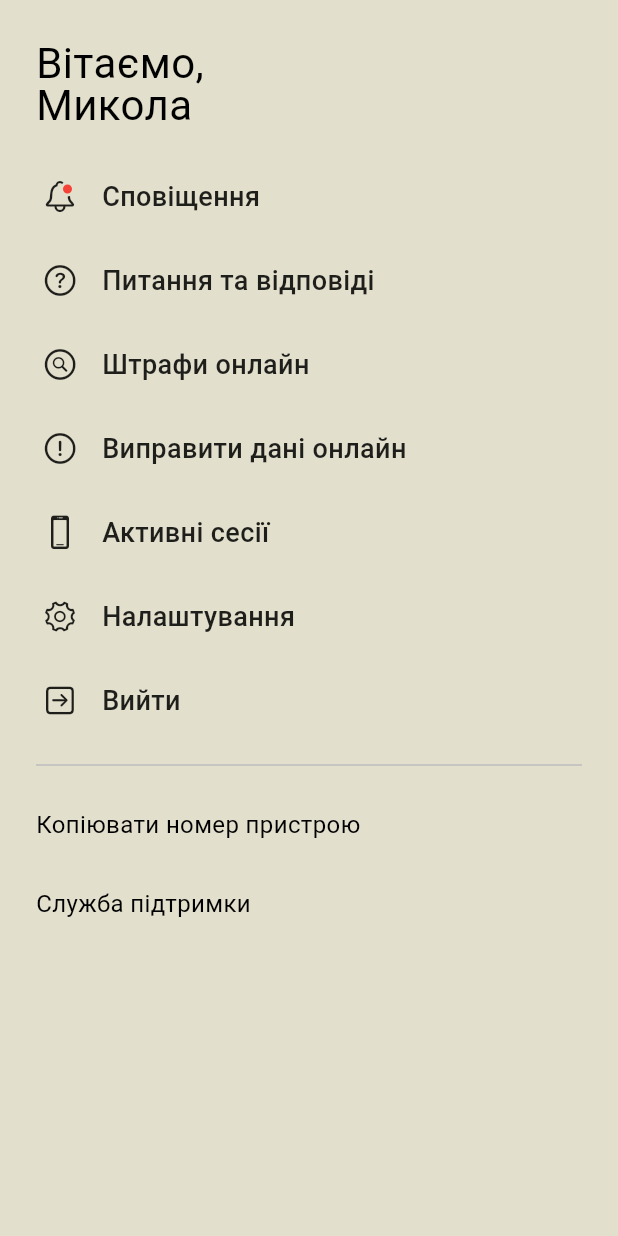
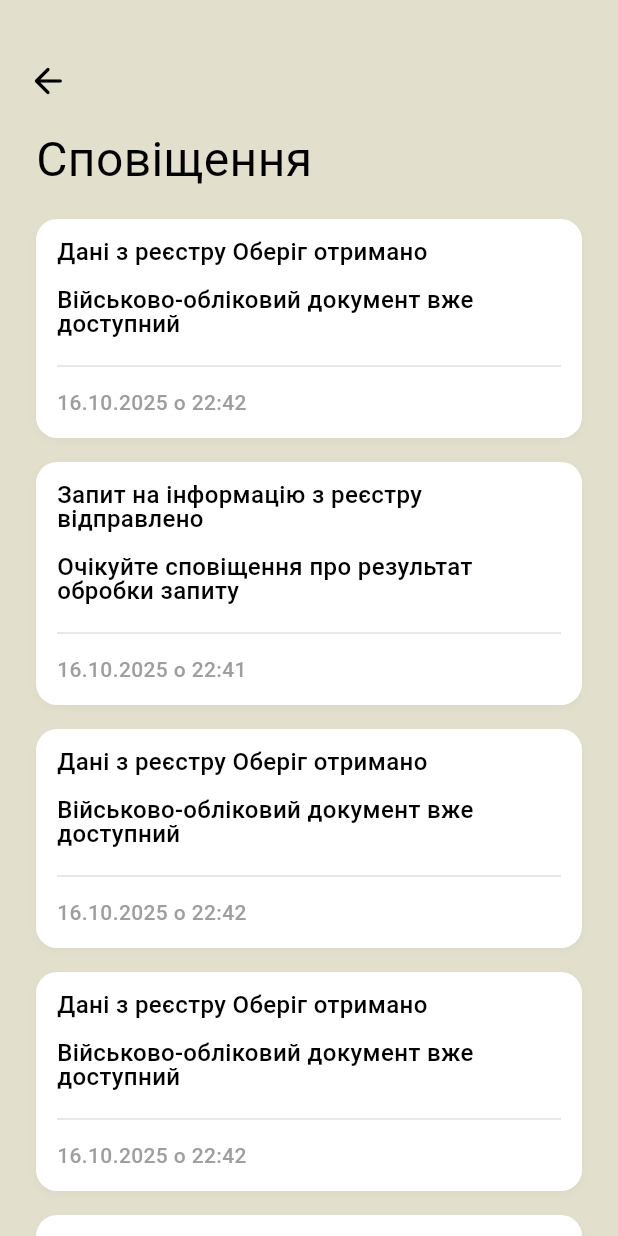
Before and after one commit to PrudkoVitaly/reserv_plus_bloc, a Flutter app: the MenuScreenView screen opened directly, after a tap on "Сповіщення", on a phone screen of 412 x 824 dp. Run offline on Flutter 3.47's test engine with Material 3 defaults, Android fonts, the light colour scheme and no system bars; our stand-ins replace camera, device_info_plus, equatable, flutter_bloc, loading_animation_widget, local_auth and 5 more; missing offline and left inert: mobile_scanner; accounts and stored records are empty.

Commit message:
Add notification screen with loading states for vacancy tabs

```diff
--- a/lib/features/main/presentation/pages/menu_screen.dart
+++ b/lib/features/main/presentation/pages/menu_screen.dart
@@ -1,6 +1,7 @@
 import 'package:flutter/material.dart';
 import 'package:flutter/cupertino.dart';
 import 'package:flutter_bloc/flutter_bloc.dart';
+import 'package:reserv_plus/features/notifications/presentation/pages/notification_page.dart';
 import 'package:reserv_plus/features/shared/services/user_data_service.dart';
 import 'package:reserv_plus/features/support/presentation/bloc/support_bloc.dart';
 import 'package:reserv_plus/features/support/presentation/bloc/support_event.dart';
@@ -165,7 +166,12 @@ class _MenuScreenViewState extends State<MenuScreenView>
         icon: CupertinoIcons.bell,
         title: 'Сповіщення',
         hasNotification: true,
-        onTap: () {},
+        onTap: () {
+          NavigationUtils.pushWithHorizontalAnimation(
+            context: context,
+            page: const NotificationPage(),
+          );
+        },
       ),
       MenuItem(
         icon: CupertinoIcons.question_circle,
--- /dev/null
+++ b/lib/features/notifications/data/notification_data.dart
@@ -0,0 +1,45 @@
+import 'package:reserv_plus/features/notifications/domain/entities/notification.dart';
+
+class NotificationData {
+  static List<NotificationEntity> getAllNotifications() {
+    return [
+      NotificationEntity(
+        id: '1',
+        title: 'Дані з реєстру Оберіг отримано',
+        subtitle: 'Військово-обліковий документ вже доступний',
+        timestamp: DateTime(2025, 10, 16, 22, 42),
+      ),
+      NotificationEntity(
+        id: '2',
+        title: 'Запит на інформацію з реєстру відправлено',
+        subtitle: 'Очікуйте сповіщення про результат обробки запиту',
+        timestamp: DateTime(2025, 10, 16, 22, 41),
+      ),
+      NotificationEntity(
+        id: '1',
+        title: 'Дані з реєстру Оберіг отримано',
+        subtitle: 'Військово-обліковий документ вже доступний',
+        timestamp: DateTime(2025, 10, 16, 22, 42),
+      ),
+      NotificationEntity(
+        id: '1',
+        title: 'Дані з реєстру Оберіг отримано',
+        subtitle: 'Військово-обліковий документ вже доступний',
+        timestamp: DateTime(2025, 10, 16, 22, 42),
+      ),
+      NotificationEntity(
+        id: '1',
+        title: 'Дані з реєстру Оберіг отримано',
+        subtitle: 'Військово-обліковий документ вже доступний',
+        timestamp: DateTime(2025, 10, 16, 22, 42),
+      ),
+      NotificationEntity(
+        id: '1',
+        title: 'Дані з реєстру Оберіг отримано',
+        subtitle: 'Військово-обліковий документ вже доступний',
+        timestamp: DateTime(2025, 10, 16, 22, 42),
+      ),
+      // ... остальные уведомления
+    ];
+  }
+}
--- /dev/null
+++ b/lib/features/notifications/domain/entities/notification.dart
@@ -0,0 +1,15 @@
+class NotificationEntity {
+  final String id;
+  final String title;
+  final String subtitle;
+  final DateTime timestamp;
+  final bool isRead;
+
+  const NotificationEntity({
+    required this.id,
+    required this.title,
+    required this.subtitle,
+    required this.timestamp,
+    this.isRead = false,
+  });
+}
--- /dev/null
+++ b/lib/features/notifications/presentation/pages/notification_page.dart
@@ -0,0 +1,64 @@
+import 'package:flutter/material.dart';
+import 'package:reserv_plus/features/notifications/data/notification_data.dart';
+import 'package:reserv_plus/features/notifications/presentation/widgets/notification_card.dart';
+
+class NotificationPage extends StatelessWidget {
+  const NotificationPage({super.key});
+
+  @override
+  Widget build(BuildContext context) {
+    final notifications = NotificationData.getAllNotifications();
+
+    return Scaffold(
+      backgroundColor: const Color.fromRGBO(226, 223, 204, 1),
+      body: Padding(
+        padding: const EdgeInsets.only(left: 8, right: 8, top: 0, bottom: 0),
+        child: Column(
+          crossAxisAlignment: CrossAxisAlignment.start,
+          children: [
+            const SizedBox(height: 30),
+            IconButton(
+              onPressed: () => Navigator.pop(context),
+              icon: const Icon(
+                Icons.arrow_back_rounded,
+                color: Colors.black,
+                size: 28,
+              ),
+            ),
+            const SizedBox(height: 12),
+            const Padding(
+              padding: EdgeInsets.only(left: 16),
+              child: Text(
+                'Сповіщення',
+                style: TextStyle(
+                  fontSize: 32,
+                  fontWeight: FontWeight.w400,
+                  color: Colors.black,
+                  height: 1,
+                ),
+              ),
+            ),
+            Expanded(
+              child: ListView.builder(
+                padding: EdgeInsets.zero,
+                shrinkWrap: true,
+                itemCount: notifications.length,
+                itemBuilder: (context, index) {
+                  return Padding(
+                    padding: EdgeInsets.only(
+                      top: index == 0 ? 16 : 0,
+                      bottom: 0,
+                    ),
+                    child: NotificationCard(
+                      notification: notifications[index],
+                    ),
+                  );
+                },
+              ),
+            ),
+          ],
+        ),
+      ),
+    );
+  }
+}
--- /dev/null
+++ b/lib/features/notifications/presentation/widgets/notification_card.dart
@@ -0,0 +1,72 @@
+import 'package:flutter/material.dart';
+import 'package:reserv_plus/features/notifications/domain/entities/notification.dart';
+
+class NotificationCard extends StatelessWidget {
+  final NotificationEntity notification;
+
+  const NotificationCard({
+    super.key,
+    required this.notification,
+  });
+
+  @override
+  Widget build(BuildContext context) {
+    return Container(
+      margin: const EdgeInsets.symmetric(vertical: 8, horizontal: 16),
+      padding: const EdgeInsets.all(14),
+      decoration: BoxDecoration(
+        color: Colors.white,
+        borderRadius: BorderRadius.circular(14),
+        boxShadow: [
+          BoxShadow(
+            color: Colors.grey.withOpacity(0.1),
+            blurRadius: 4,
+            offset: const Offset(0, 2),
+          ),
+        ],
+      ),
+      child: Column(
+        crossAxisAlignment: CrossAxisAlignment.start,
+        children: [
+          Text(
+            notification.title,
+            style: const TextStyle(
+              fontSize: 16,
+              fontWeight: FontWeight.w500,
+              color: Colors.black,
+              height: 1,
+            ),
+          ),
+          const SizedBox(height: 16),
+          Text(
+            notification.subtitle,
+            style: const TextStyle(
+              fontSize: 16,
+              fontWeight: FontWeight.w500,
+              height: 1,
+              color: Colors.black,
+            ),
+          ),
+          const SizedBox(height: 12),
+          Divider(
+            thickness: 1,
+            color: Colors.grey[300],
+          ),
+          const SizedBox(height: 6),
+          Text(
+            _formatTimestamp(notification.timestamp),
+            style: TextStyle(
+              fontSize: 14,
+              fontWeight: FontWeight.w500,
+              color: Colors.grey[500],
+            ),
+          ),
+        ],
+      ),
+    );
+  }
+
+  String _formatTimestamp(DateTime timestamp) {
+    return '${timestamp.day}.${timestamp.month}.${timestamp.year} о ${timestamp.hour}:${timestamp.minute.toString().padLeft(2, '0')}';
+  }
+}
```
Also changed, not shown: lib/features/vacancies/presentation/pages/vacancy_categories_page.dart (+59 -7 lines), lib/features/vacancies/presentation/pages/vacancy_filter_page.dart (+87 -32 lines), lib/features/vacancies/presentation/pages/vacancy_search_page.dart (added, +136 -0 lines), lib/features/vacancies/presentation/pages/vacancy_sort_page.dart (added, +145 -0 lines).
